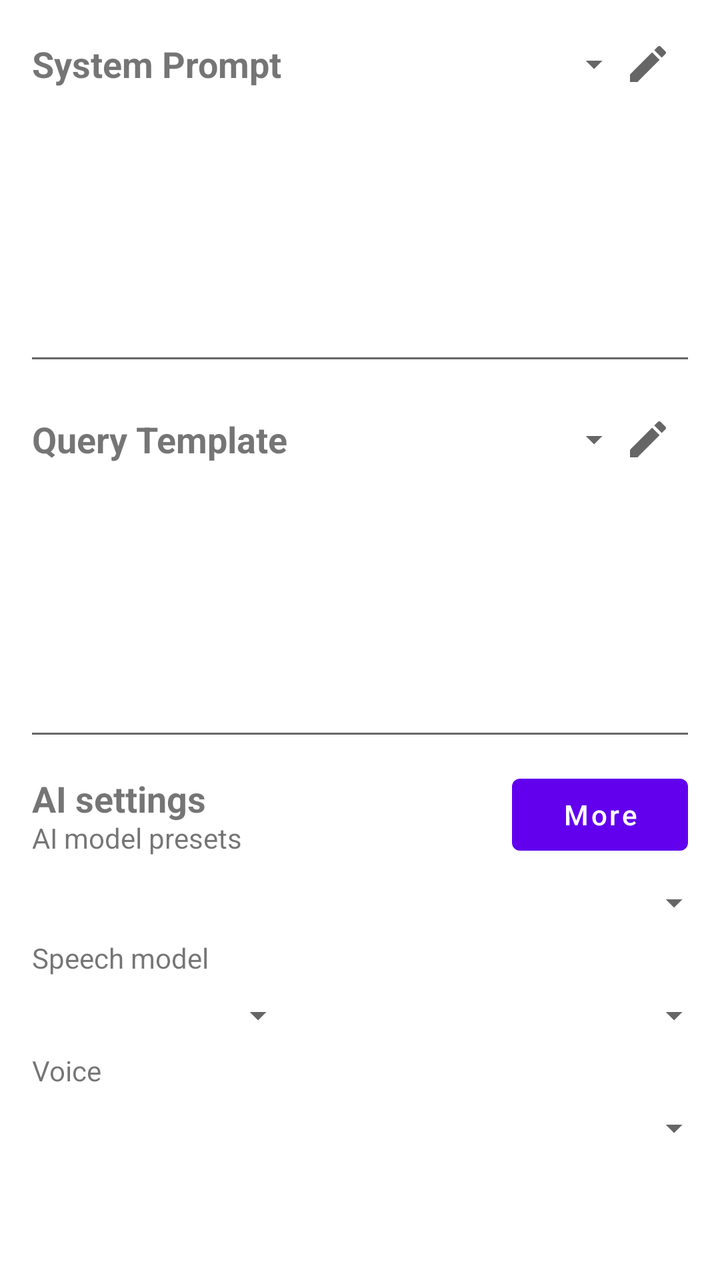
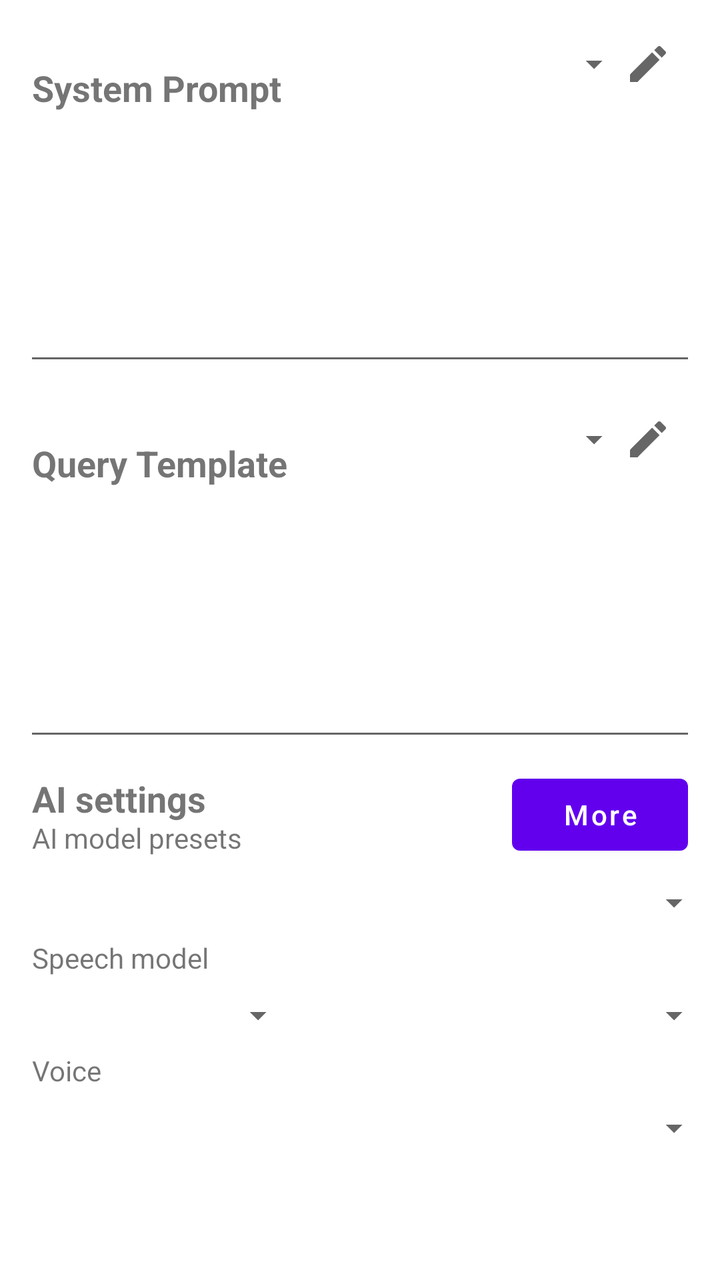

Two renders of the same Android screen: before a commit and after it. Below are the layout's source before the change and the commit's diff.
<!-- AndroidManifest.xml: application theme Theme.MyMeditation -->
<!-- res/layout/fragment_configuration.xml -->
<?xml version="1.0" encoding="utf-8"?>
<LinearLayout xmlns:android="http://schemas.android.com/apk/res/android"
    xmlns:app="http://schemas.android.com/apk/res-auto"
    android:layout_width="match_parent"
    android:layout_height="match_parent"
    android:orientation="vertical"
    android:paddingBottom="?attr/actionBarSize">

    <LinearLayout
        android:id="@+id/systemPromptSection"
        android:layout_width="match_parent"
        android:layout_height="0dp"
        android:layout_weight="1"
        android:orientation="vertical">
        <LinearLayout
            android:layout_width="match_parent"
            android:layout_height="48dp"
            android:layout_marginHorizontal="@dimen/activity_horizontal_margin"
            android:layout_marginTop="@dimen/activity_heading_margin"
            android:gravity="center_vertical"
            android:orientation="horizontal">
            <TextView
                android:layout_width="wrap_content"
                android:layout_height="wrap_content"
                android:maxWidth="160dp"
                android:singleLine="true"
                android:ellipsize="end"
                android:labelFor="@id/editTextSystemPrompt"
                android:text="@string/label_system_prompt"
                android:textSize="@dimen/text_size_content_heading"
                android:textStyle="bold" />
            <Spinner
                style="@style/Widget.MyMeditation.CompactSpinner"
                android:id="@+id/spinnerSystemPromptTemplate"
                android:layout_width="0dp"
                android:layout_height="match_parent"
                android:layout_weight="1"
                android:saveEnabled="false"
                android:contentDescription="@string/system_prompt_templates" />
            <ImageButton
                android:id="@+id/buttonSystemPromptTemplates"
                android:layout_width="40dp"
                android:layout_height="48dp"
                android:paddingHorizontal="8dp"
                android:paddingVertical="12dp"
                android:background="?attr/selectableItemBackgroundBorderless"
                android:src="@drawable/ic_edit_meditation"
                app:tint="?attr/colorControlNormal"
                android:contentDescription="@string/system_prompt_templates"
                android:tooltipText="@string/system_prompt_templates" />
        </LinearLayout>

        <EditText
            android:id="@+id/editTextSystemPrompt"
            android:layout_width="match_parent"
            android:layout_height="0dp"
            android:layout_marginStart="@dimen/editText_horizontal_margin"
            android:layout_marginEnd="@dimen/editText_horizontal_margin"
            android:layout_weight="1"
            android:scrollbars="vertical"
            android:gravity="top"
            android:importantForAutofill="no"
            android:inputType="textMultiLine"
            android:textSize="@dimen/text_size_content" />

    </LinearLayout>

    <LinearLayout
        android:id="@+id/queryTemplateSection"
        android:layout_width="match_parent"
        android:layout_height="0dp"
        android:layout_weight="1"
        android:orientation="vertical">
        <LinearLayout
            android:layout_width="match_parent"
            android:layout_height="48dp"
            android:layout_marginHorizontal="@dimen/activity_horizontal_margin"
            android:layout_marginTop="@dimen/activity_heading_margin"
            android:gravity="center_vertical"
            android:orientation="horizontal">
            <TextView
                android:layout_width="wrap_content"
                android:layout_height="wrap_content"
                android:maxWidth="160dp"
                android:singleLine="true"
                android:ellipsize="end"
                android:labelFor="@id/editTextQueryTemplate"
                android:text="@string/label_query_template"
                android:textSize="@dimen/text_size_content_heading"
                android:textStyle="bold" />
            <Spinner
                style="@style/Widget.MyMeditation.CompactSpinner"
                android:id="@+id/spinnerQueryPromptTemplate"
                android:layout_width="0dp"
                android:layout_height="match_parent"
                android:layout_weight="1"
                android:saveEnabled="false"
                android:contentDescription="@string/query_prompt_templates" />
            <ImageButton
                android:id="@+id/buttonQueryPromptTemplates"
                android:layout_width="40dp"
                android:layout_height="48dp"
                android:paddingHorizontal="8dp"
                android:paddingVertical="12dp"
                android:background="?attr/selectableItemBackgroundBorderless"
                android:src="@drawable/ic_edit_meditation"
                app:tint="?attr/colorControlNormal"
                android:contentDescription="@string/query_prompt_templates"
                android:tooltipText="@string/query_prompt_templates" />
        </LinearLayout>

        <EditText
            android:id="@+id/editTextQueryTemplate"
            android:layout_width="match_parent"
            android:layout_height="0dp"
            android:layout_marginStart="@dimen/editText_horizontal_margin"
            android:layout_marginEnd="@dimen/editText_horizontal_margin"
            android:layout_weight="1"
            android:scrollbars="vertical"
            android:gravity="top"
            android:importantForAutofill="no"
            android:inputType="textMultiLine"
            android:textSize="@dimen/text_size_content" />

    </LinearLayout>

    <LinearLayout
        android:id="@+id/inlineAiSettingsSection"
        android:layout_width="match_parent"
        android:layout_height="wrap_content"
        android:layout_marginHorizontal="@dimen/activity_horizontal_margin"
        android:layout_marginTop="@dimen/activity_heading_margin"
        android:orientation="vertical">

        <LinearLayout
            android:layout_width="match_parent"
            android:layout_height="wrap_content"
            android:gravity="center_vertical"
            android:orientation="horizontal">
            <LinearLayout
                android:layout_width="0dp"
                android:layout_height="wrap_content"
                android:layout_weight="1"
                android:orientation="vertical">
                <TextView
                    android:layout_width="match_parent"
                    android:layout_height="wrap_content"
                    android:accessibilityHeading="true"
                    android:text="@string/ai_settings"
                    android:textSize="@dimen/text_size_content_heading"
                    android:textStyle="bold" />
                <TextView
                    android:layout_width="match_parent"
                    android:layout_height="wrap_content"
                    android:includeFontPadding="false"
                    android:labelFor="@id/spinnerAiModelPreset"
                    android:text="@string/ai_model_presets_label" />
            </LinearLayout>
            <Button
                android:id="@+id/buttonAiSettings"
                android:layout_width="wrap_content"
                android:layout_height="48dp"
                android:layout_marginStart="8dp"
                android:text="@string/button_more"
                android:contentDescription="@string/ai_settings"
                android:textAllCaps="false" />
        </LinearLayout>

        <Spinner
                style="@style/Widget.MyMeditation.CompactSpinner"
            android:id="@+id/spinnerAiModelPreset"
            android:layout_width="match_parent"
            android:layout_height="40dp"
            android:saveEnabled="false" />

        <TextView
            android:layout_width="match_parent"
            android:layout_height="wrap_content"
            android:includeFontPadding="false"
            android:labelFor="@id/spinnerSpeechModel"
            android:text="@string/speech_model_label" />
        <LinearLayout
            android:layout_width="match_parent"
            android:layout_height="40dp"
            android:orientation="horizontal">
            <Spinner
                style="@style/Widget.MyMeditation.CompactSpinner"
                android:id="@+id/spinnerSpeechBackend"
                android:layout_width="120dp"
                android:layout_height="match_parent"
                android:contentDescription="@string/speech_output_label"
                android:saveEnabled="false" />
            <Spinner
                style="@style/Widget.MyMeditation.CompactSpinner"
                android:id="@+id/spinnerSpeechModel"
                android:layout_width="0dp"
                android:layout_height="match_parent"
                android:layout_marginStart="8dp"
                android:layout_weight="1"
                android:saveEnabled="false" />
        </LinearLayout>

        <TextView
            android:layout_width="match_parent"
            android:layout_height="wrap_content"
            android:includeFontPadding="false"
            android:labelFor="@id/spinnerSpeechVoice"
            android:text="@string/speech_voice_label" />
        <Spinner
                style="@style/Widget.MyMeditation.CompactSpinner"
            android:id="@+id/spinnerSpeechVoice"
            android:layout_width="match_parent"
            android:layout_height="40dp"
            android:saveEnabled="false" />
    </LinearLayout>
</LinearLayout>
<!-- resources referenced by this layout -->
<resources>
  <dimen name="activity_heading_margin">8dp</dimen>
  <dimen name="activity_horizontal_margin">16dp</dimen>
  <dimen name="editText_horizontal_margin">12dp</dimen>
  <dimen name="text_size_content">16sp</dimen>
  <dimen name="text_size_content_heading">18sp</dimen>
  <!-- drawable ic_edit_meditation (drawable) -->
  <vector xmlns:android="http://schemas.android.com/apk/res/android"
      android:width="24dp" android:height="24dp"
      android:viewportWidth="24" android:viewportHeight="24">
      <path android:fillColor="#FF000000"
          android:pathData="M3,17.25V21h3.75L17.81,9.94l-3.75,-3.75L3,17.25zM20.71,7.04c0.39,-0.39 0.39,-1.02 0,-1.41l-2.34,-2.34c-0.39,-0.39 -1.02,-0.39 -1.41,0l-1.83,1.83 3.75,3.75 1.83,-1.83z" />
  </vector>
  <string name="ai_model_presets_label">AI model presets</string>
  <string name="ai_settings">AI settings</string>
  <string name="button_more">More</string>
  <string name="label_query_template">Query Template</string>
  <string name="label_system_prompt">System Prompt</string>
  <string name="query_prompt_templates">Query templates</string>
  <string name="speech_model_label">Speech model</string>
  <string name="speech_output_label">Voice output</string>
  <string name="speech_voice_label">Voice</string>
  <string name="system_prompt_templates">System prompt templates</string>
  <style name="Widget.MyMeditation.CompactSpinner" parent="Widget.AppCompat.Spinner">
          <item name="android:background">@drawable/compact_spinner_background</item>
          <item name="android:paddingStart">0dp</item>
          <item name="android:paddingEnd">16dp</item>
          <item name="android:paddingTop">0dp</item>
          <item name="android:paddingBottom">0dp</item>
      </style>
  <style name="Theme.MyMeditation" parent="Theme.MaterialComponents.DayNight.DarkActionBar">
          
          <item name="colorPrimary">@color/purple_500</item>
          <item name="colorPrimaryVariant">@color/purple_700</item>
          <item name="colorOnPrimary">@color/white</item>
          
          <item name="colorSecondary">@color/teal_200</item>
          <item name="colorSecondaryVariant">@color/teal_700</item>
          <item name="colorOnSecondary">@color/black</item>
          
          <item name="android:statusBarColor">?attr/colorPrimaryVariant</item>
          
      </style>
  <!-- drawable compact_spinner_background (drawable) -->
  <layer-list xmlns:android="http://schemas.android.com/apk/res/android">
      <item android:drawable="?attr/selectableItemBackground" />
      <item android:drawable="@drawable/compact_spinner_arrow"
          android:width="10dp" android:height="10dp"
          android:gravity="end|center_vertical" android:end="2dp" />
  </layer-list>
  <color name="purple_500">#FF6200EE</color>
  <color name="purple_700">#FF3700B3</color>
  <color name="white">#FFFFFFFF</color>
  <color name="teal_200">#FF03DAC5</color>
  <color name="teal_700">#FF018786</color>
  <color name="black">#FF000000</color>
  <!-- drawable compact_spinner_arrow (drawable) -->
  <vector xmlns:android="http://schemas.android.com/apk/res/android"
      android:width="10dp" android:height="10dp"
      android:viewportWidth="12" android:viewportHeight="12">
      <path android:fillColor="?attr/colorControlNormal" android:pathData="M1,4 L6,9 L11,4 Z" />
  </vector>
</resources>

<!-- the commit's change to res/layout/fragment_configuration.xml (unified diff, before → after) -->
@@ -17,7 +17,7 @@
             android:layout_height="48dp"
             android:layout_marginHorizontal="@dimen/activity_horizontal_margin"
             android:layout_marginTop="@dimen/activity_heading_margin"
-            android:gravity="center_vertical"
+            android:gravity="bottom"
             android:orientation="horizontal">
             <TextView
                 android:layout_width="wrap_content"
@@ -32,8 +32,9 @@
             <Spinner
                 style="@style/Widget.MyMeditation.CompactSpinner"
                 android:id="@+id/spinnerSystemPromptTemplate"
-                android:layout_width="0dp"
-                android:layout_height="match_parent"
+                android:layout_marginStart="8dp"
+                android:layout_width="0dp"
+                android:layout_height="48dp"
                 android:layout_weight="1"
                 android:saveEnabled="false"
                 android:contentDescription="@string/system_prompt_templates" />
@@ -76,7 +77,7 @@
             android:layout_height="48dp"
             android:layout_marginHorizontal="@dimen/activity_horizontal_margin"
             android:layout_marginTop="@dimen/activity_heading_margin"
-            android:gravity="center_vertical"
+            android:gravity="bottom"
             android:orientation="horizontal">
             <TextView
                 android:layout_width="wrap_content"
@@ -91,8 +92,9 @@
             <Spinner
                 style="@style/Widget.MyMeditation.CompactSpinner"
                 android:id="@+id/spinnerQueryPromptTemplate"
-                android:layout_width="0dp"
-                android:layout_height="match_parent"
+                android:layout_marginStart="8dp"
+                android:layout_width="0dp"
+                android:layout_height="48dp"
                 android:layout_weight="1"
                 android:saveEnabled="false"
                 android:contentDescription="@string/query_prompt_templates" />
